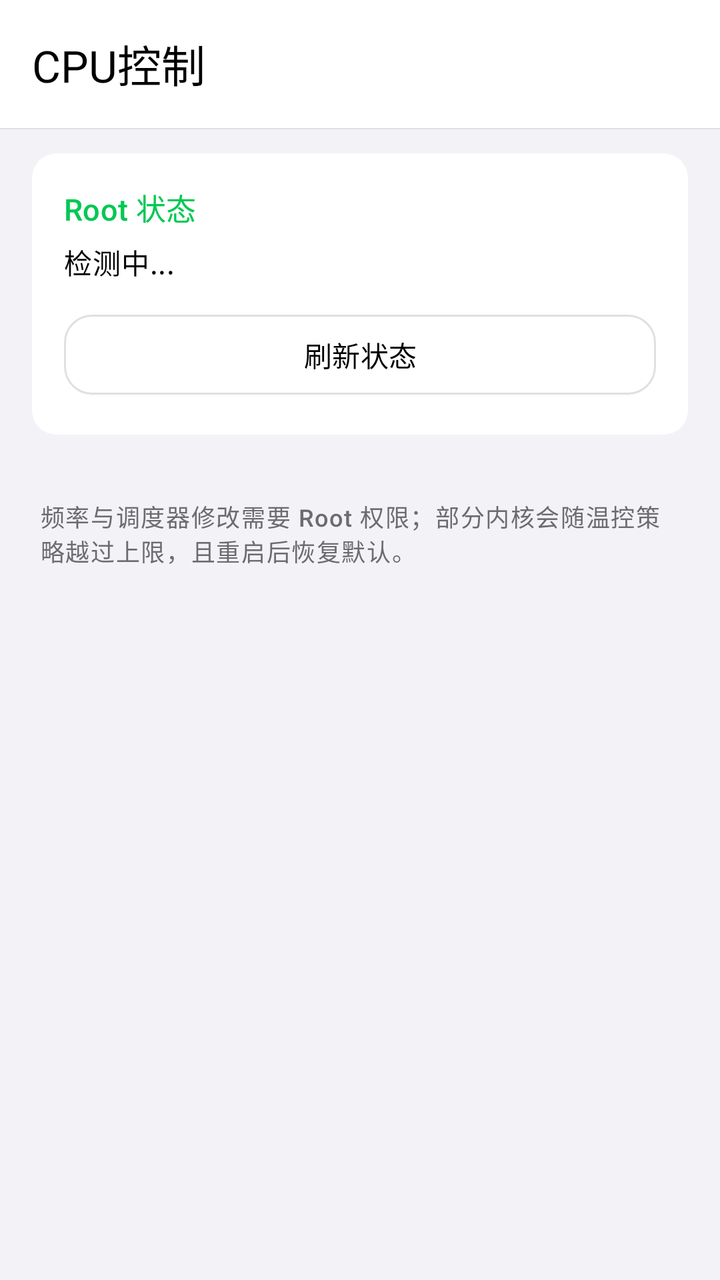
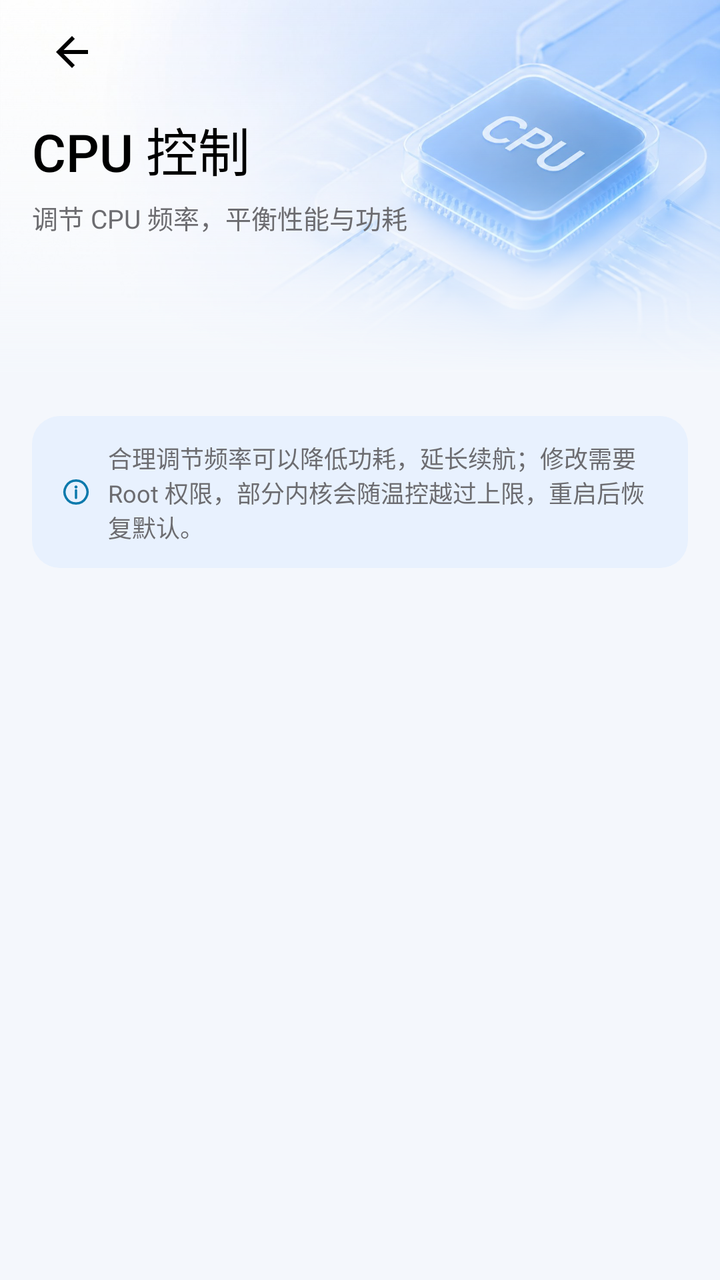

The first picture is an Android layout as it rendered before a commit; the second is the same layout after the commit. The layout source and the unified diff follow.
<!-- AndroidManifest.xml: application theme Theme.Aurora -->
<!-- res/layout/activity_cpu_control.xml -->
<?xml version="1.0" encoding="utf-8"?>
<androidx.coordinatorlayout.widget.CoordinatorLayout xmlns:android="http://schemas.android.com/apk/res/android"
    xmlns:app="http://schemas.android.com/apk/res-auto"
    android:layout_width="match_parent"
    android:layout_height="match_parent"
    android:background="@color/ios_background_grouped"
    android:fitsSystemWindows="true">

    <com.google.android.material.appbar.AppBarLayout
        android:layout_width="match_parent"
        android:layout_height="wrap_content"
        android:background="?attr/auroraBackgroundElevated"
        android:fitsSystemWindows="true"
        app:elevation="0dp">

        <com.google.android.material.appbar.MaterialToolbar
            android:id="@+id/toolbarCpuControl"
            android:layout_width="match_parent"
            android:layout_height="?attr/actionBarSize"
            android:background="@android:color/transparent"
            app:title="CPU控制"
            app:titleTextColor="?attr/auroraTextPrimary" />

        <View
            android:layout_width="match_parent"
            android:layout_height="0.5dp"
            android:background="?attr/auroraSeparator" />
    </com.google.android.material.appbar.AppBarLayout>

    <androidx.core.widget.NestedScrollView
        android:layout_width="match_parent"
        android:layout_height="match_parent"
        android:paddingBottom="16dp"
        app:layout_behavior="@string/appbar_scrolling_view_behavior">

        <LinearLayout
            android:layout_width="match_parent"
            android:layout_height="wrap_content"
            android:orientation="vertical"
            android:paddingHorizontal="@dimen/ios_screen_edge"
            android:paddingTop="12dp"
            android:paddingBottom="24dp">

            <com.google.android.material.card.MaterialCardView
                android:layout_width="match_parent"
                android:layout_height="wrap_content"
                app:cardBackgroundColor="?attr/auroraCard"
                app:cardCornerRadius="@dimen/ios_card_corner"
                app:cardElevation="0dp"
                app:strokeWidth="0dp">

                <LinearLayout
                    android:layout_width="match_parent"
                    android:layout_height="wrap_content"
                    android:orientation="vertical"
                    android:padding="@dimen/ios_card_padding">

                    <TextView
                        android:layout_width="match_parent"
                        android:layout_height="wrap_content"
                        android:text="Root 状态"
                        android:textAppearance="@style/Widget.IOS.SubsectionTitle" />

                    <TextView
                        android:id="@+id/tvCpuRootStatus"
                        android:layout_width="match_parent"
                        android:layout_height="wrap_content"
                        android:layout_marginTop="6dp"
                        android:text="检测中..."
                        android:textAppearance="@style/Widget.IOS.Body" />

                    <com.google.android.material.button.MaterialButton
                        android:id="@+id/btnCpuRefresh"
                        android:layout_width="match_parent"
                        android:layout_height="wrap_content"
                        android:layout_marginTop="12dp"
                        android:text="刷新状态"
                        android:textAllCaps="false"
                        android:textColor="?attr/auroraTextPrimary"
                        app:backgroundTint="?attr/auroraBackgroundElevated"
                        app:cornerRadius="14dp"
                        app:strokeColor="@color/ios_separator"
                        app:strokeWidth="1dp" />
                </LinearLayout>
            </com.google.android.material.card.MaterialCardView>

            <LinearLayout
                android:id="@+id/layoutCpuClusters"
                android:layout_width="match_parent"
                android:layout_height="wrap_content"
                android:layout_marginTop="@dimen/ios_section_gap"
                android:orientation="vertical" />

            <TextView
                android:layout_width="match_parent"
                android:layout_height="wrap_content"
                android:layout_marginTop="16dp"
                android:layout_marginHorizontal="4dp"
                android:text="频率与调度器修改需要 Root 权限；部分内核会随温控策略越过上限，且重启后恢复默认。"
                android:textAppearance="@style/Widget.IOS.Caption" />
        </LinearLayout>
    </androidx.core.widget.NestedScrollView>
</androidx.coordinatorlayout.widget.CoordinatorLayout>
<!-- resources referenced by this layout -->
<resources>
  <color name="ios_background_grouped">#F2F2F7</color>
  <color name="ios_separator">#E0E0E0</color>
  <dimen name="ios_card_corner">12dp</dimen>
  <dimen name="ios_card_padding">16dp</dimen>
  <dimen name="ios_screen_edge">16dp</dimen>
  <dimen name="ios_section_gap">16dp</dimen>
  <style name="Widget.IOS.Body" parent="TextAppearance.Material3.BodyMedium">
          <item name="android:textColor">@color/ios_text_primary</item>
          <item name="android:lineSpacingMultiplier">1.15</item>
      </style>
  <style name="Widget.IOS.Caption" parent="TextAppearance.Material3.LabelSmall">
          <item name="android:textColor">@color/ios_text_secondary</item>
          <item name="android:textSize">12sp</item>
      </style>
  <style name="Widget.IOS.SubsectionTitle" parent="TextAppearance.Material3.TitleSmall">
          <item name="android:textColor">?attr/auroraAccent</item>
          <item name="android:textSize">15sp</item>
          <item name="android:fontFamily">sans-serif-medium</item>
      </style>
  <style name="Theme.Aurora" parent="Base.Theme.Aurora" />
  <color name="ios_text_primary">#000000</color>
  <color name="ios_text_secondary">#6C6C70</color>
  <color name="ios_accent">#00C853</color>
  <color name="white">#FFFFFFFF</color>
  <color name="ios_card">#FFFFFF</color>
  <color name="ios_background_elevated">#FFFFFF</color>
  <color name="ios_fill_tertiary">#F2F2F7</color>
  <color name="ios_text_tertiary">#A9A9AE</color>
  <style name="ThemeOverlay.Aurora.AlertDialog" parent="ThemeOverlay.Material3.Dialog.Alert">
          <item name="android:windowBackground">@drawable/bg_dialog_rounded</item>
      </style>
  <style name="ThemeOverlay.Aurora.MaterialAlertDialog" parent="ThemeOverlay.Material3.MaterialAlertDialog">
          <item name="alertDialogStyle">@style/Widget.Aurora.MaterialAlertDialog</item>
      </style>
  <style name="Widget.Aurora.MaterialAlertDialog" parent="MaterialAlertDialog.Material3">
          <item name="shapeAppearance">@style/ShapeAppearance.Aurora.Dialog</item>
          <item name="backgroundTint">?attr/auroraBackgroundElevated</item>
      </style>
  <dimen name="dialog_corner_radius">20dp</dimen>
  <color name="dialog_stroke">#1A000000</color>
  <style name="ShapeAppearance.Aurora.Dialog" parent="">
          <item name="cornerFamily">rounded</item>
          <item name="cornerSize">@dimen/dialog_corner_radius</item>
      </style>
  <!-- unchanged entries left out for length: 2 -->
</resources>

<!-- the commit's change to res/layout/activity_cpu_control.xml (unified diff, before → after) -->
@@ -1,103 +1,164 @@
 <?xml version="1.0" encoding="utf-8"?>
-<androidx.coordinatorlayout.widget.CoordinatorLayout xmlns:android="http://schemas.android.com/apk/res/android"
-    xmlns:app="http://schemas.android.com/apk/res-auto"
+<FrameLayout xmlns:android="http://schemas.android.com/apk/res/android"
     android:layout_width="match_parent"
     android:layout_height="match_parent"
-    android:background="@color/ios_background_grouped"
+    android:background="@color/cpu_page_bg"
     android:fitsSystemWindows="true">
 
-    <com.google.android.material.appbar.AppBarLayout
-        android:layout_width="match_parent"
-        android:layout_height="wrap_content"
-        android:background="?attr/auroraBackgroundElevated"
-        android:fitsSystemWindows="true"
-        app:elevation="0dp">
-
-        <com.google.android.material.appbar.MaterialToolbar
-            android:id="@+id/toolbarCpuControl"
-            android:layout_width="match_parent"
-            android:layout_height="?attr/actionBarSize"
-            android:background="@android:color/transparent"
-            app:title="CPU控制"
-            app:titleTextColor="?attr/auroraTextPrimary" />
-
-        <View
-            android:layout_width="match_parent"
-            android:layout_height="0.5dp"
-            android:background="?attr/auroraSeparator" />
-    </com.google.android.material.appbar.AppBarLayout>
-
     <androidx.core.widget.NestedScrollView
+        android:id="@+id/scrollCpu"
         android:layout_width="match_parent"
         android:layout_height="match_parent"
-        android:paddingBottom="16dp"
-        app:layout_behavior="@string/appbar_scrolling_view_behavior">
+        android:clipToPadding="false"
+        android:fillViewport="true">
 
         <LinearLayout
             android:layout_width="match_parent"
             android:layout_height="wrap_content"
-            android:orientation="vertical"
-            android:paddingHorizontal="@dimen/ios_screen_edge"
-            android:paddingTop="12dp"
-            android:paddingBottom="24dp">
+            android:orientation="vertical">
 
-            <com.google.android.material.card.MaterialCardView
+            
+            <FrameLayout
+                android:id="@+id/layoutCpuHeader"
+                android:layout_width="match_parent"
+                android:layout_height="188dp">
+
+                <ImageView
+                    android:id="@+id/imgCpuHero"
+                    android:layout_width="match_parent"
+                    android:layout_height="match_parent"
+                    android:contentDescription="@null"
+                    android:scaleType="centerCrop"
+                    android:src="@drawable/cpu_hero" />
+
+                
+                <View
+                    android:layout_width="match_parent"
+                    android:layout_height="match_parent"
+                    android:background="@drawable/bg_cpu_hero_dim" />
+
+                
+                <View
+                    android:layout_width="match_parent"
+                    android:layout_height="match_parent"
+                    android:background="@drawable/bg_cpu_hero_fade" />
+
+                <LinearLayout
+                    android:id="@+id/cpuHeaderExpanded"
+                    android:layout_width="match_parent"
+                    android:layout_height="match_parent"
+                    android:orientation="vertical"
+                    android:paddingHorizontal="16dp"
+                    android:paddingTop="6dp">
+
+                    <ImageView
+                        android:id="@+id/btnCpuBack"
+                        android:layout_width="40dp"
+                        android:layout_height="40dp"
+                        android:background="?attr/selectableItemBackgroundBorderless"
+                        android:contentDescription="返回"
+                        android:padding="8dp"
+                        android:src="@drawable/ic_arrow_back"
+                        android:tint="?attr/auroraTextPrimary" />
+
+                    <TextView
+                        android:layout_width="wrap_content"
+                        android:layout_height="wrap_content"
+                        android:layout_marginTop="10dp"
+                        android:fontFamily="sans-serif-medium"
+                        android:includeFontPadding="false"
+                        android:text="CPU 控制"
+                        android:textColor="?attr/auroraTextPrimary"
+                        android:textSize="26sp" />
+
+                    <TextView
+                        android:layout_width="wrap_content"
+                        android:layout_height="wrap_content"
+                        android:layout_marginTop="6dp"
+                        android:includeFontPadding="false"
+                        android:text="调节 CPU 频率，平衡性能与功耗"
+                        android:textColor="?attr/auroraTextSecondary"
+                        android:textSize="13sp" />
+                </LinearLayout>
+            </FrameLayout>
+
+            
+            <LinearLayout
                 android:layout_width="match_parent"
                 android:layout_height="wrap_content"
-                app:cardBackgroundColor="?attr/auroraCard"
-                app:cardCornerRadius="@dimen/ios_card_corner"
-                app:cardElevation="0dp"
-                app:strokeWidth="0dp">
+                android:orientation="vertical"
+                android:paddingHorizontal="16dp"
+                android:paddingTop="4dp"
+                android:paddingBottom="24dp">
 
+                <LinearLayout
+                    android:id="@+id/layoutCpuClusters"
+                    android:layout_width="match_parent"
+                    android:layout_height="wrap_content"
+                    android:orientation="vertical" />
+
+                
                 <LinearLayout
                     android:layout_width="match_parent"
                     android:layout_height="wrap_content"
-                    android:orientation="vertical"
-                    android:padding="@dimen/ios_card_padding">
+                    android:layout_marginTop="16dp"
+                    android:background="@drawable/bg_cpu_hint"
+                    android:gravity="center_vertical"
+                    android:orientation="horizontal"
+                    android:paddingHorizontal="14dp"
+                    android:paddingVertical="12dp">
+
+                    <ImageView
+                        android:layout_width="16dp"
+                        android:layout_height="16dp"
+                        android:contentDescription="@null"
+                        android:src="@drawable/ic_settings_info"
+                        android:tint="?attr/auroraAccent" />
 
                     <TextView
-                        android:layout_width="match_parent"
+                        android:layout_width="0dp"
                         android:layout_height="wrap_content"
-                        android:text="Root 状态"
-                        android:textAppearance="@style/Widget.IOS.SubsectionTitle" />
-
-                    <TextView
-                        android:id="@+id/tvCpuRootStatus"
-                        android:layout_width="match_parent"
-                        android:layout_height="wrap_content"
-                        android:layout_marginTop="6dp"
-                        android:text="检测中..."
-                        android:textAppearance="@style/Widget.IOS.Body" />
-
-                    <com.google.android.material.button.MaterialButton
-                        android:id="@+id/btnCpuRefresh"
-                        android:layout_width="match_parent"
-                        android:layout_height="wrap_content"
-                        android:layout_marginTop="12dp"
-                        android:text="刷新状态"
-                        android:textAllCaps="false"
-                        android:textColor="?attr/auroraTextPrimary"
-                        app:backgroundTint="?attr/auroraBackgroundElevated"
-                        app:cornerRadius="14dp"
-                        app:strokeColor="@color/ios_separator"
-                        app:strokeWidth="1dp" />
+                        android:layout_marginStart="8dp"
+                        android:layout_weight="1"
+                        android:text="合理调节频率可以降低功耗，延长续航；修改需要 Root 权限，部分内核会随温控越过上限，重启后恢复默认。"
+                        android:textColor="?attr/auroraTextSecondary"
+                        android:textSize="12sp" />
                 </LinearLayout>
-            </com.google.android.material.card.MaterialCardView>
-
-            <LinearLayout
-                android:id="@+id/layoutCpuClusters"
-                android:layout_width="match_parent"
-                android:layout_height="wrap_content"
-                android:layout_marginTop="@dimen/ios_section_gap"
-                android:orientation="vertical" />
-
-            <TextView
-                android:layout_width="match_parent"
-                android:layout_height="wrap_content"
-                android:layout_marginTop="16dp"
-                android:layout_marginHorizontal="4dp"
-                android:text="频率与调度器修改需要 Root 权限；部分内核会随温控策略越过上限，且重启后恢复默认。"
-                android:textAppearance="@style/Widget.IOS.Caption" />
+            </LinearLayout>
         </LinearLayout>
     </androidx.core.widget.NestedScrollView>
-</androidx.coordinatorlayout.widget.CoordinatorLayout>
+
+    
+    <LinearLayout
+        android:id="@+id/cpuHeaderCompact"
+        android:layout_width="match_parent"
+        android:layout_height="64dp"
+        android:layout_gravity="top"
+        android:alpha="0"
+        android:background="@color/cpu_page_bg"
+        android:gravity="center_vertical"
+        android:orientation="horizontal"
+        android:paddingHorizontal="8dp"
+        android:visibility="invisible">
+
+        <ImageView
+            android:id="@+id/btnCpuBackCompact"
+            android:layout_width="40dp"
+            android:layout_height="40dp"
+            android:background="?attr/selectableItemBackgroundBorderless"
+            android:contentDescription="返回"
+            android:padding="8dp"
+            android:src="@drawable/ic_arrow_back"
+            android:tint="?attr/auroraTextPrimary" />
+
+        <TextView
+            android:layout_width="wrap_content"
+            android:layout_height="wrap_content"
+            android:layout_marginStart="4dp"
+            android:fontFamily="sans-serif-medium"
+            android:includeFontPadding="false"
+            android:text="CPU 控制"
+            android:textColor="?attr/auroraTextPrimary"
+            android:textSize="18sp" />
+    </LinearLayout>
+</FrameLayout>
<!-- resource entries referenced after the edit -->
@@ -1,28 +1,72 @@
 <!-- resources referenced by this layout -->
 <resources>
+  <color name="cpu_page_bg">#F4F7FC</color>
+  <!-- drawable bg_cpu_hero_dim (drawable) -->
+  <?xml version="1.0" encoding="utf-8"?>
+  <shape xmlns:android="http://schemas.android.com/apk/res/android"
+      android:shape="rectangle">
+      <solid android:color="#00000000" />
+  </shape>
+  <!-- drawable bg_cpu_hero_fade (drawable) -->
+  <?xml version="1.0" encoding="utf-8"?>
+  <shape xmlns:android="http://schemas.android.com/apk/res/android"
+      android:shape="rectangle">
+      <gradient
+          android:angle="270"
+          android:centerColor="#66F4F7FC"
+          android:endColor="@color/cpu_page_bg"
+          android:startColor="#00F4F7FC"
+          android:type="linear" />
+  </shape>
+  <!-- drawable bg_cpu_hint (drawable) -->
+  <?xml version="1.0" encoding="utf-8"?>
+  <shape xmlns:android="http://schemas.android.com/apk/res/android"
+      android:shape="rectangle">
+      <solid android:color="@color/cpu_soft" />
+      <corners android:radius="14dp" />
+  </shape>
+  <!-- drawable cpu_hero: jpg bitmap (drawable-nodpi, 81952 bytes) -->
+  <!-- drawable ic_arrow_back (drawable) -->
+  <?xml version="1.0" encoding="utf-8"?>
+  <vector xmlns:android="http://schemas.android.com/apk/res/android"
+      android:width="24dp"
+      android:height="24dp"
+      android:autoMirrored="true"
+      android:viewportWidth="24"
+      android:viewportHeight="24">
+      <path
+          android:fillColor="#FF000000"
+          android:pathData="M20,11H7.83l5.59,-5.59L12,4l-8,8 8,8 1.41,-1.41L7.83,13H20v-2z" />
+  </vector>
+  <!-- drawable ic_settings_info (drawable) -->
+  <?xml version="1.0" encoding="utf-8"?>
+  <vector xmlns:android="http://schemas.android.com/apk/res/android"
+      android:width="24dp"
+      android:height="24dp"
+      android:viewportWidth="24"
+      android:viewportHeight="24">
+      <path
+          android:fillColor="@android:color/transparent"
+          android:pathData="M12,3.4a8.6,8.6 0 1 0 0.01,0"
+          android:strokeColor="#FF000000"
+          android:strokeWidth="1.8" />
+      <path
+          android:fillColor="@android:color/transparent"
+          android:pathData="M12,10.8 V16.4"
+          android:strokeColor="#FF000000"
+          android:strokeLineCap="round"
+          android:strokeWidth="1.8" />
+      <path
+          android:fillColor="#FF000000"
+          android:pathData="M12,7.1a1.15,1.15 0 1 0 0.01,0" />
+  </vector>
   <color name="ios_background_grouped">#F2F2F7</color>
   <color name="ios_separator">#E0E0E0</color>
-  <dimen name="ios_card_corner">12dp</dimen>
-  <dimen name="ios_card_padding">16dp</dimen>
-  <dimen name="ios_screen_edge">16dp</dimen>
-  <dimen name="ios_section_gap">16dp</dimen>
-  <style name="Widget.IOS.Body" parent="TextAppearance.Material3.BodyMedium">
-          <item name="android:textColor">@color/ios_text_primary</item>
-          <item name="android:lineSpacingMultiplier">1.15</item>
-      </style>
-  <style name="Widget.IOS.Caption" parent="TextAppearance.Material3.LabelSmall">
-          <item name="android:textColor">@color/ios_text_secondary</item>
-          <item name="android:textSize">12sp</item>
-      </style>
-  <style name="Widget.IOS.SubsectionTitle" parent="TextAppearance.Material3.TitleSmall">
-          <item name="android:textColor">?attr/auroraAccent</item>
-          <item name="android:textSize">15sp</item>
-          <item name="android:fontFamily">sans-serif-medium</item>
-      </style>
   <style name="Theme.Aurora" parent="Base.Theme.Aurora" />
+  <color name="cpu_soft">#E8F1FE</color>
   <color name="ios_text_primary">#000000</color>
   <color name="ios_text_secondary">#6C6C70</color>
-  <color name="ios_accent">#00C853</color>
+  <color name="ios_accent">#0B79AC</color>
   <color name="white">#FFFFFFFF</color>
   <color name="ios_card">#FFFFFF</color>
   <color name="ios_background_elevated">#FFFFFF</color>
